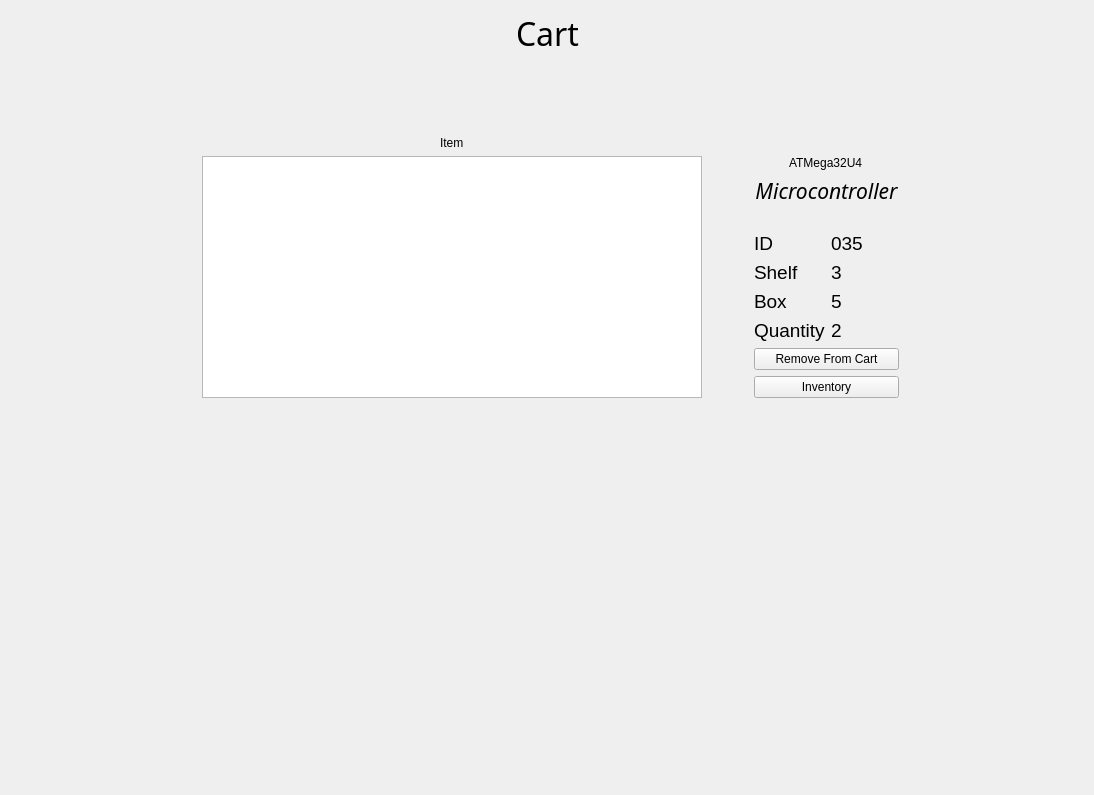
Qt form cart.ui (arc-bphc/sims-gui) before a commit.
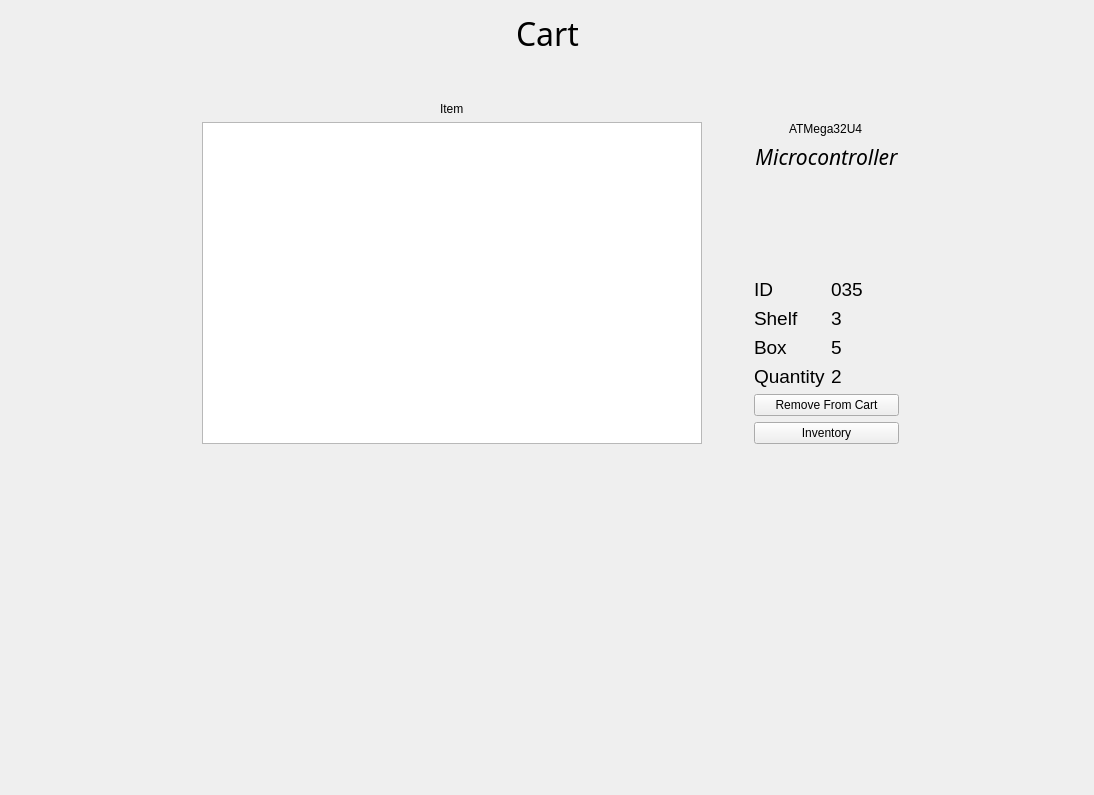
The same form after that commit. Icons and pictures are not drawn.

Commit message: Made images change on click

```diff
--- a/cart.ui
+++ b/cart.ui
@@ -59,7 +59,7 @@
          </property>
         </widget>
        </item>
-       <item row="6" column="0">
+       <item row="8" column="0">
         <widget class="QLabel" name="label_12">
          <property name="font">
           <font>
@@ -73,14 +73,14 @@
          </property>
         </widget>
        </item>
-       <item row="7" column="0" colspan="2">
+       <item row="9" column="0" colspan="2">
         <widget class="QPushButton" name="removeCartButton">
          <property name="text">
           <string>Remove From Cart</string>
          </property>
         </widget>
        </item>
-       <item row="3" column="0">
+       <item row="5" column="0">
         <widget class="QLabel" name="label_3">
          <property name="font">
           <font>
@@ -94,7 +94,7 @@
          </property>
         </widget>
        </item>
-       <item row="3" column="1">
+       <item row="5" column="1">
         <widget class="QLabel" name="partID">
          <property name="font">
           <font>
@@ -106,7 +106,7 @@
          </property>
         </widget>
        </item>
-       <item row="5" column="0">
+       <item row="7" column="0">
         <widget class="QLabel" name="label_5">
          <property name="font">
           <font>
@@ -120,7 +120,7 @@
          </property>
         </widget>
        </item>
-       <item row="4" column="1">
+       <item row="6" column="1">
         <widget class="QLabel" name="partShelf">
          <property name="font">
           <font>
@@ -132,7 +132,7 @@
          </property>
         </widget>
        </item>
-       <item row="6" column="1">
+       <item row="8" column="1">
         <widget class="QLabel" name="partQty">
          <property name="font">
           <font>
@@ -144,7 +144,7 @@
          </property>
         </widget>
        </item>
-       <item row="4" column="0">
+       <item row="6" column="0">
         <widget class="QLabel" name="label_4">
          <property name="font">
           <font>
@@ -158,7 +158,7 @@
          </property>
         </widget>
        </item>
-       <item row="5" column="1">
+       <item row="7" column="1">
         <widget class="QLabel" name="partBox">
          <property name="font">
           <font>
@@ -189,8 +189,8 @@
          </property>
         </widget>
        </item>
-       <item row="2" column="0" colspan="2" alignment="Qt::AlignHCenter">
-        <widget class="QLabel" name="label">
+       <item row="3" column="0" colspan="2" alignment="Qt::AlignHCenter">
+        <widget class="QLabel" name="partImage">
          <property name="maximumSize">
           <size>
            <width>130</width>
@@ -208,13 +208,39 @@
          </property>
         </widget>
        </item>
-       <item row="8" column="0" colspan="2">
+       <item row="10" column="0" colspan="2">
         <widget class="QPushButton" name="openInventory">
          <property name="text">
           <string>Inventory</string>
          </property>
         </widget>
        </item>
+       <item row="2" column="0" colspan="2">
+        <spacer name="verticalSpacer_3">
+         <property name="orientation">
+          <enum>Qt::Vertical</enum>
+         </property>
+         <property name="sizeHint" stdset="0">
+          <size>
+           <width>20</width>
+           <height>40</height>
+          </size>
+         </property>
+        </spacer>
+       </item>
+       <item row="4" column="0" colspan="2">
+        <spacer name="verticalSpacer_4">
+         <property name="orientation">
+          <enum>Qt::Vertical</enum>
+         </property>
+         <property name="sizeHint" stdset="0">
+          <size>
+           <width>20</width>
+           <height>40</height>
+          </size>
+         </property>
+        </spacer>
+       </item>
       </layout>
      </item>
      <item row="0" column="0" colspan="4" alignment="Qt::AlignHCenter">
```
The commit also changes 28 other files.
